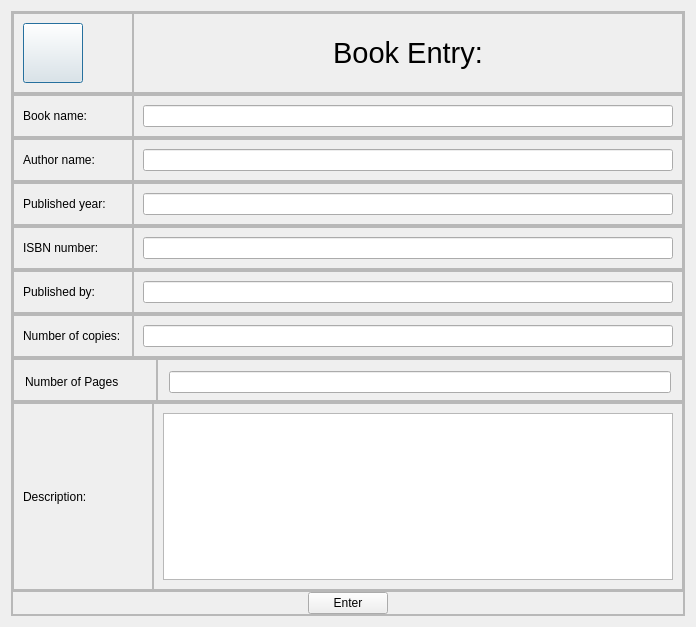
aavashlamichhane/LibMan, file entry.ui: the form before one commit.
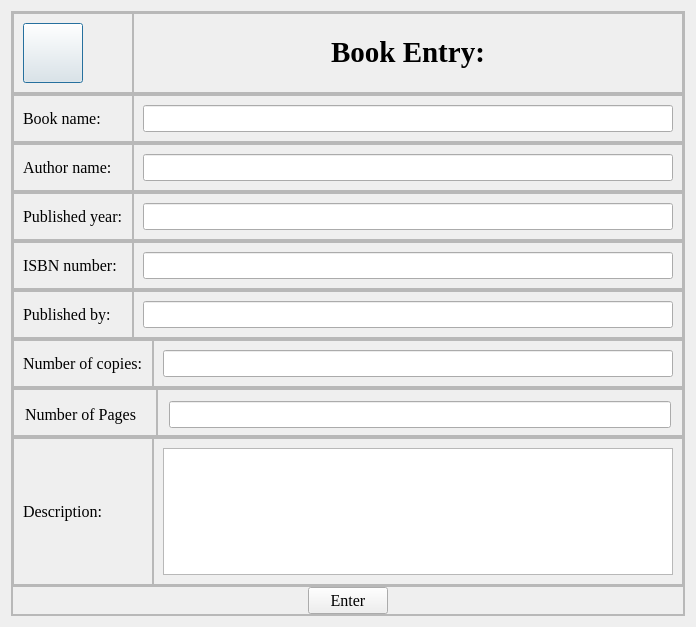
The form after the commit. Icons and pictures are not drawn.

The edit to the form file:
```diff
--- a/entry.ui
+++ b/entry.ui
@@ -151,6 +151,13 @@
            <layout class="QHBoxLayout" name="horizontalLayout_26">
             <item>
              <widget class="QLabel" name="label">
+              <property name="font">
+               <font>
+                <family>Times New Roman</family>
+                <pointsize>24</pointsize>
+                <bold>true</bold>
+               </font>
+              </property>
               <property name="text">
                <string>&lt;html&gt;&lt;head/&gt;&lt;body&gt;&lt;p align=&quot;center&quot;&gt;&lt;span style=&quot; font-size:22pt;&quot;&gt;Book Entry:&lt;/span&gt;&lt;/p&gt;&lt;/body&gt;&lt;/html&gt;</string>
               </property>
@@ -203,6 +210,12 @@
            <layout class="QHBoxLayout" name="horizontalLayout_16">
             <item>
              <widget class="QLabel" name="label_2">
+              <property name="font">
+               <font>
+                <family>Times New Roman</family>
+                <pointsize>12</pointsize>
+               </font>
+              </property>
               <property name="text">
                <string>Book name:</string>
               </property>
@@ -221,7 +234,14 @@
            </property>
            <layout class="QHBoxLayout" name="horizontalLayout_14">
             <item>
-             <widget class="QLineEdit" name="lineEdit_name"/>
+             <widget class="QLineEdit" name="lineEdit_name">
+              <property name="font">
+               <font>
+                <family>Times New Roman</family>
+                <pointsize>12</pointsize>
+               </font>
+              </property>
+             </widget>
             </item>
            </layout>
           </widget>
@@ -270,6 +290,12 @@
            <layout class="QHBoxLayout" name="horizontalLayout">
             <item>
              <widget class="QLabel" name="label_3">
+              <property name="font">
+               <font>
+                <family>Times New Roman</family>
+                <pointsize>12</pointsize>
+               </font>
+              </property>
               <property name="text">
                <string>Author name:</string>
               </property>
@@ -288,7 +314,14 @@
            </property>
            <layout class="QHBoxLayout" name="horizontalLayout_15">
             <item>
-             <widget class="QLineEdit" name="lineEdit_author"/>
+             <widget class="QLineEdit" name="lineEdit_author">
+              <property name="font">
+               <font>
+                <family>Times New Roman</family>
+                <pointsize>12</pointsize>
+               </font>
+              </property>
+             </widget>
             </item>
            </layout>
           </widget>
@@ -337,6 +370,12 @@
            <layout class="QHBoxLayout" name="horizontalLayout_19">
             <item>
              <widget class="QLabel" name="label_4">
+              <property name="font">
+               <font>
+                <family>Times New Roman</family>
+                <pointsize>12</pointsize>
+               </font>
+              </property>
               <property name="text">
                <string>Published year:</string>
               </property>
@@ -361,7 +400,14 @@
            </property>
            <layout class="QHBoxLayout" name="horizontalLayout_21">
             <item>
-             <widget class="QLineEdit" name="lineEdit_year"/>
+             <widget class="QLineEdit" name="lineEdit_year">
+              <property name="font">
+               <font>
+                <family>Times New Roman</family>
+                <pointsize>12</pointsize>
+               </font>
+              </property>
+             </widget>
             </item>
            </layout>
           </widget>
@@ -401,6 +447,12 @@
              <height>0</height>
             </size>
            </property>
+           <property name="font">
+            <font>
+             <family>Times New Roman</family>
+             <pointsize>12</pointsize>
+            </font>
+           </property>
            <property name="frameShape">
             <enum>QFrame::StyledPanel</enum>
            </property>
@@ -428,7 +480,14 @@
            </property>
            <layout class="QHBoxLayout" name="horizontalLayout_18">
             <item>
-             <widget class="QLineEdit" name="lineEdit_isbn"/>
+             <widget class="QLineEdit" name="lineEdit_isbn">
+              <property name="font">
+               <font>
+                <family>Times New Roman</family>
+                <pointsize>12</pointsize>
+               </font>
+              </property>
+             </widget>
             </item>
            </layout>
           </widget>
@@ -477,6 +536,12 @@
            <layout class="QHBoxLayout" name="horizontalLayout_20">
             <item>
              <widget class="QLabel" name="label_6">
+              <property name="font">
+               <font>
+                <family>Times New Roman</family>
+                <pointsize>12</pointsize>
+               </font>
+              </property>
               <property name="text">
                <string>Published by:</string>
               </property>
@@ -495,7 +560,14 @@
            </property>
            <layout class="QHBoxLayout" name="horizontalLayout_23">
             <item>
-             <widget class="QLineEdit" name="lineEdit_pub"/>
+             <widget class="QLineEdit" name="lineEdit_pub">
+              <property name="font">
+               <font>
+                <family>Times New Roman</family>
+                <pointsize>12</pointsize>
+               </font>
+              </property>
+             </widget>
             </item>
            </layout>
           </widget>
@@ -544,6 +616,12 @@
            <layout class="QHBoxLayout" name="horizontalLayout_22">
             <item>
              <widget class="QLabel" name="label_7">
+              <property name="font">
+               <font>
+                <family>Times New Roman</family>
+                <pointsize>12</pointsize>
+               </font>
+              </property>
               <property name="text">
                <string>Number of copies:</string>
               </property>
@@ -562,7 +640,14 @@
            </property>
            <layout class="QHBoxLayout" name="horizontalLayout_13">
             <item>
-             <widget class="QLineEdit" name="lineEdit_copies"/>
+             <widget class="QLineEdit" name="lineEdit_copies">
+              <property name="font">
+               <font>
+                <family>Times New Roman</family>
+                <pointsize>12</pointsize>
+               </font>
+              </property>
+             </widget>
             </item>
            </layout>
           </widget>
@@ -626,6 +711,12 @@
                 <height>0</height>
                </size>
               </property>
+              <property name="font">
+               <font>
+                <family>Times New Roman</family>
+                <pointsize>12</pointsize>
+               </font>
+              </property>
               <property name="text">
                <string>Number of Pages</string>
               </property>
@@ -659,7 +750,14 @@
              <number>7</number>
             </property>
             <item>
-             <widget class="QLineEdit" name="lineEdit_page"/>
+             <widget class="QLineEdit" name="lineEdit_page">
+              <property name="font">
+               <font>
+                <family>Times New Roman</family>
+                <pointsize>12</pointsize>
+               </font>
+              </property>
+             </widget>
             </item>
            </layout>
           </widget>
@@ -708,6 +806,12 @@
                 <height>0</height>
                </size>
               </property>
+              <property name="font">
+               <font>
+                <family>Times New Roman</family>
+                <pointsize>12</pointsize>
+               </font>
+              </property>
               <property name="text">
                <string>Description:</string>
               </property>
@@ -726,7 +830,14 @@
            </property>
            <layout class="QHBoxLayout" name="horizontalLayout_12">
             <item>
-             <widget class="QTextEdit" name="textEdit_description"/>
+             <widget class="QTextEdit" name="textEdit_description">
+              <property name="font">
+               <font>
+                <family>Times New Roman</family>
+                <pointsize>12</pointsize>
+               </font>
+              </property>
+             </widget>
             </item>
            </layout>
           </widget>
@@ -766,6 +877,12 @@
              <verstretch>0</verstretch>
             </sizepolicy>
            </property>
+           <property name="font">
+            <font>
+             <family>Times New Roman</family>
+             <pointsize>12</pointsize>
+            </font>
+           </property>
            <property name="text">
             <string>Enter</string>
            </property>
```
